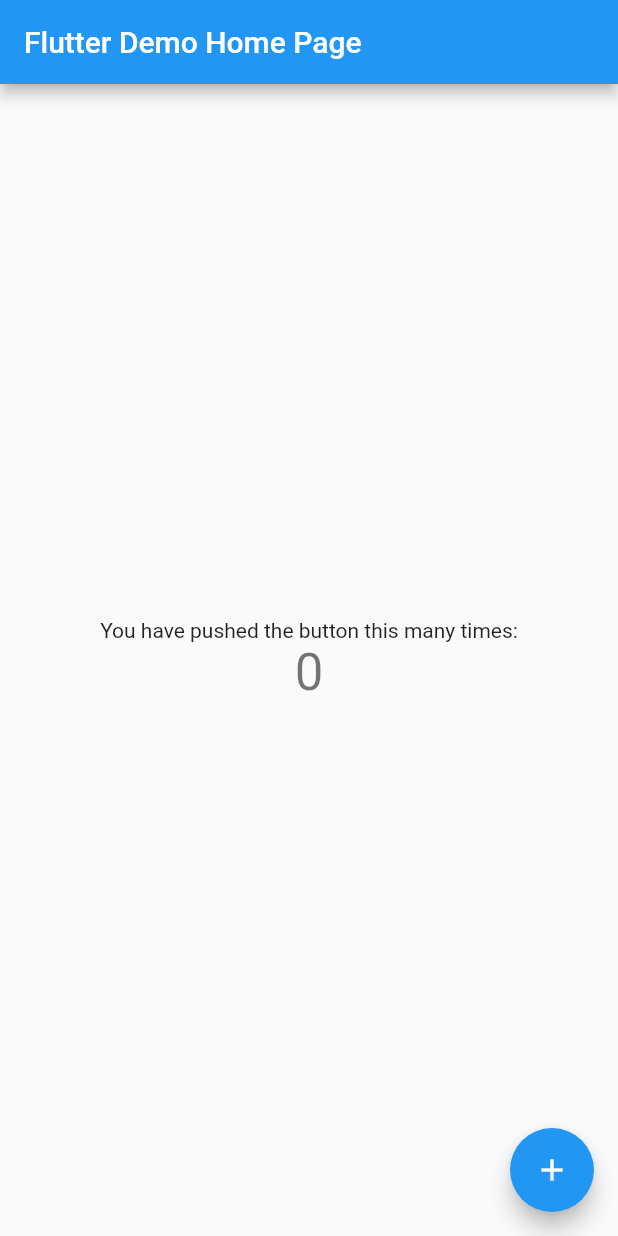
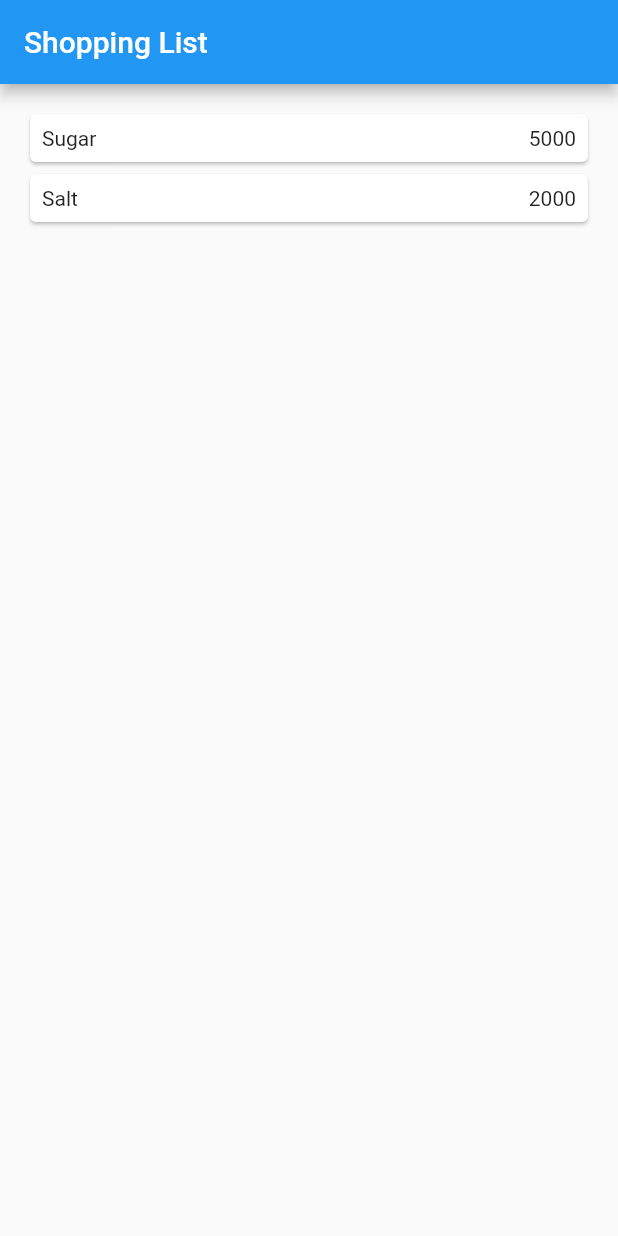
Before and after one commit to dafisatria/flutter_belanja, a Flutter app: the screen it shows after launch, on a phone screen of 412 x 824 dp. Run offline on Flutter 3.47's test engine with Material 2 defaults, Android fonts, the phone set to English and light mode, and no system bars.

Commit message:
second commit for practice 2

```diff
--- a/lib/main.dart
+++ b/lib/main.dart
@@ -1,115 +1,13 @@
 import 'package:flutter/material.dart';
+import 'package:flutter_belanja/pages/home_page.dart';
+import 'package:flutter_belanja/pages/item_page.dart';
 
 void main() {
-  runApp(const MyApp());
+  runApp(MaterialApp(
+    initialRoute: '/',
+    routes: {
+      '/': (context) => HomePage(),
+      '/item': (context) => ItemPage(),
+    },
+  ));
 }
-
-class MyApp extends StatelessWidget {
-  const MyApp({Key? key}) : super(key: key);
-
-  // This widget is the root of your application.
-  @override
-  Widget build(BuildContext context) {
-    return MaterialApp(
-      title: 'Flutter Demo',
-      theme: ThemeData(
-        // This is the theme of your application.
-        //
-        // Try running your application with "flutter run". You'll see the
-        // application has a blue toolbar. Then, without quitting the app, try
-        // changing the primarySwatch below to Colors.green and then invoke
-        // "hot reload" (press "r" in the console where you ran "flutter run",
-        // or simply save your changes to "hot reload" in a Flutter IDE).
-        // Notice that the counter didn't reset back to zero; the application
-        // is not restarted.
-        primarySwatch: Colors.blue,
-      ),
-      home: const MyHomePage(title: 'Flutter Demo Home Page'),
-    );
-  }
-}
-
-class MyHomePage extends StatefulWidget {
-  const MyHomePage({Key? key, required this.title}) : super(key: key);
-
-  // This widget is the home page of your application. It is stateful, meaning
-  // that it has a State object (defined below) that contains fields that affect
-  // how it looks.
-
-  // This class is the configuration for the state. It holds the values (in this
-  // case the title) provided by the parent (in this case the App widget) and
-  // used by the build method of the State. Fields in a Widget subclass are
-  // always marked "final".
-
-  final String title;
-
-  @override
-  State<MyHomePage> createState() => _MyHomePageState();
-}
-
-class _MyHomePageState extends State<MyHomePage> {
-  int _counter = 0;
-
-  void _incrementCounter() {
-    setState(() {
-      // This call to setState tells the Flutter framework that something has
-      // changed in this State, which causes it to rerun the build method below
-      // so that the display can reflect the updated values. If we changed
-      // _counter without calling setState(), then the build method would not be
-      // called again, and so nothing would appear to happen.
-      _counter++;
-    });
-  }
-
-  @override
-  Widget build(BuildContext context) {
-    // This method is rerun every time setState is called, for instance as done
-    // by the _incrementCounter method above.
-    //
-    // The Flutter framework has been optimized to make rerunning build methods
-    // fast, so that you can just rebuild anything that needs updating rather
-    // than having to individually change instances of widgets.
-    return Scaffold(
-      appBar: AppBar(
-        // Here we take the value from the MyHomePage object that was created by
-        // the App.build method, and use it to set our appbar title.
-        title: Text(widget.title),
-      ),
-      body: Center(
-        // Center is a layout widget. It takes a single child and positions it
-        // in the middle of the parent.
-        child: Column(
-          // Column is also a layout widget. It takes a list of children and
-          // arranges them vertically. By default, it sizes itself to fit its
-          // children horizontally, and tries to be as tall as its parent.
-          //
-          // Invoke "debug painting" (press "p" in the console, choose the
-          // "Toggle Debug Paint" action from the Flutter Inspector in Android
-          // Studio, or the "Toggle Debug Paint" command in Visual Studio Code)
-          // to see the wireframe for each widget.
-          //
-          // Column has various properties to control how it sizes itself and
-          // how it positions its children. Here we use mainAxisAlignment to
-          // center the children vertically; the main axis here is the vertical
-          // axis because Columns are vertical (the cross axis would be
-          // horizontal).
-          mainAxisAlignment: MainAxisAlignment.center,
-          children: <Widget>[
-            const Text(
-              'You have pushed the button this many times:',
-            ),
-            Text(
-              '$_counter',
-              style: Theme.of(context).textTheme.headline4,
-            ),
-          ],
-        ),
-      ),
-      floatingActionButton: FloatingActionButton(
-        onPressed: _incrementCounter,
-        tooltip: 'Increment',
-        child: const Icon(Icons.add),
-      ), // This trailing comma makes auto-formatting nicer for build methods.
-    );
-  }
-}
--- /dev/null
+++ b/lib/models/item.dart
@@ -0,0 +1,6 @@
+class Item {
+  String name;
+  int price;
+
+  Item({required this.name, required this.price});
+}
--- /dev/null
+++ b/lib/pages/home_page.dart
@@ -0,0 +1,51 @@
+import 'package:flutter/material.dart';
+import 'package:flutter_belanja/models/item.dart';
+
+class HomePage extends StatelessWidget {
+  final List<Item> items = [
+    Item(name: 'Sugar', price: 5000),
+    Item(name: 'Salt', price: 2000)
+  ];
+
+  HomePage({Key? key}) : super(key: key);
+  @override
+  Widget build(BuildContext context) {
+    return MaterialApp(
+        home: Scaffold(
+      appBar: AppBar(
+        title: const Text('Shopping List'),
+      ),
+      body: Container(
+        margin: const EdgeInsets.all(8),
+        child: ListView.builder(
+          padding: const EdgeInsets.all(8),
+          itemCount: items.length,
+          itemBuilder: (context, index) {
+            final item = items[index];
+            return InkWell(
+              onTap: () {
+                Navigator.pushNamed(context, '/item', arguments: item);
+              },
+              child: Card(
+                child: Container(
+                  margin: const EdgeInsets.all(8),
+                  child: Row(
+                    children: [
+                      Expanded(child: Text(item.name)),
+                      Expanded(
+                        child: Text(
+                          item.price.toString(),
+                          textAlign: TextAlign.end,
+                        ),
+                      ),
+                    ],
+                  ),
+                ),
+              ),
+            );
+          },
+        ),
+      ),
+    ));
+  }
+}
--- /dev/null
+++ b/lib/pages/item_page.dart
@@ -0,0 +1,21 @@
+import 'dart:js';
+
+import 'package:flutter/material.dart';
+import 'package:flutter_belanja/models/item.dart';
+
+class ItemPage extends StatelessWidget {
+  ItemPage({Key? key}) : super(key: key);
+
+  @override
+  Widget build(BuildContext context) {
+    final Item itemArgs = ModalRoute.of(context)!.settings.arguments as Item;
+    return Scaffold(
+      appBar: AppBar(
+        title: const Text('Item Page'),
+      ),
+      body: Center(
+        child: const Text('Item Page'),
+      ),
+    );
+  }
+}
```
Also changed, not shown: 1 other file.
